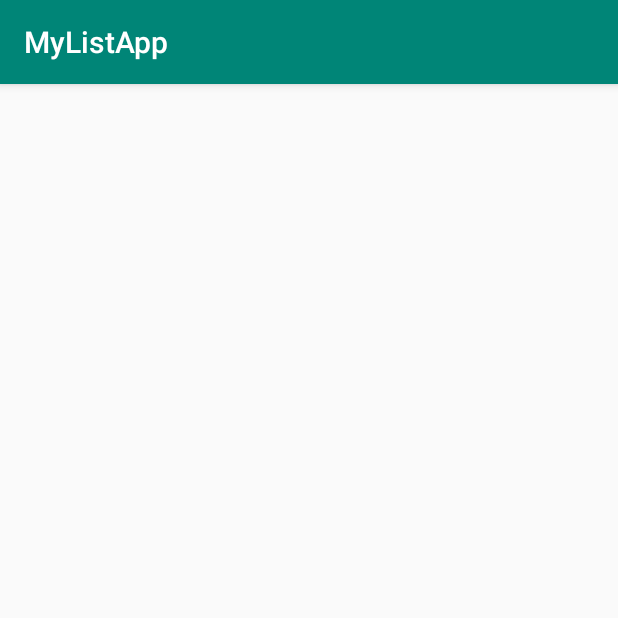
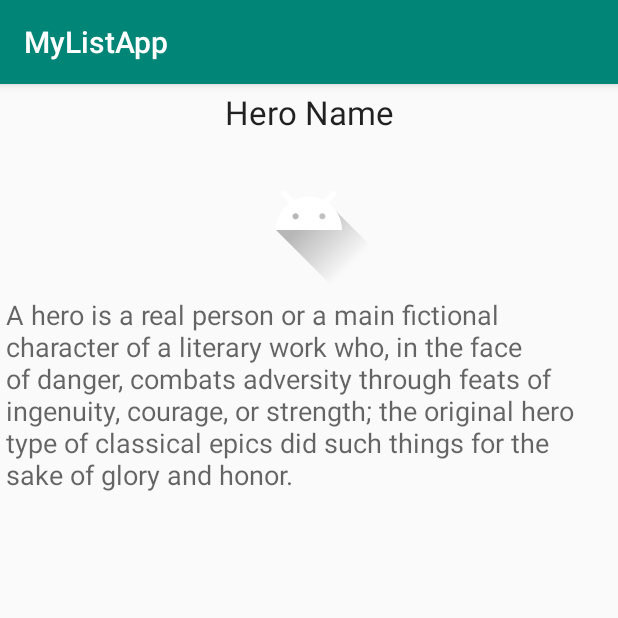
Before and after one commit to monsterwkwk/android_mylistapp, an Android app: the DetailHeroActivity screen opened directly, with no data from a screen before it, on a phone screen of 412 x 824 dp, the top half of it. Run offline under Robolectric (Android 15) with nearby library versions, the phone set to English and light mode, and no system bars.

Commit message:
[rahmatkurniawan811] DetailHero - modify layout hero detail activity

```diff
--- a/app/src/main/res/layout/activity_detail_hero.xml
+++ b/app/src/main/res/layout/activity_detail_hero.xml
@@ -1,9 +1,33 @@
 <?xml version="1.0" encoding="utf-8"?>
-<androidx.constraintlayout.widget.ConstraintLayout xmlns:android="http://schemas.android.com/apk/res/android"
+<RelativeLayout xmlns:android="http://schemas.android.com/apk/res/android"
     xmlns:app="http://schemas.android.com/apk/res-auto"
     xmlns:tools="http://schemas.android.com/tools"
     android:layout_width="match_parent"
     android:layout_height="match_parent"
-    tools:context=".DetailHeroActivity">
+    tools:context=".DetailHeroActivity"
+    android:padding="4dp">
 
-</androidx.constraintlayout.widget.ConstraintLayout>
+    <TextView
+        android:id="@+id/tvHeroDetailName"
+        android:layout_width="match_parent"
+        android:layout_height="wrap_content"
+        android:textAppearance="@style/TextAppearance.AppCompat.Large"
+        android:gravity="center"
+        android:text="@string/hero_name" />
+
+    <ImageView
+        android:id="@+id/ivHeroDetailImage"
+        android:layout_width="match_parent"
+        android:layout_height="wrap_content"
+        android:src="@drawable/ic_launcher_foreground"
+        android:layout_below="@+id/tvHeroDetailName" />
+
+    <TextView
+        android:id="@+id/tvHeroDetailDesc"
+        android:layout_width="match_parent"
+        android:layout_height="wrap_content"
+        android:layout_below="@+id/ivHeroDetailImage"
+        android:textAppearance="@style/TextAppearance.AppCompat.Medium"
+        android:text="@string/hero_description" />
+
+</RelativeLayout>
```
